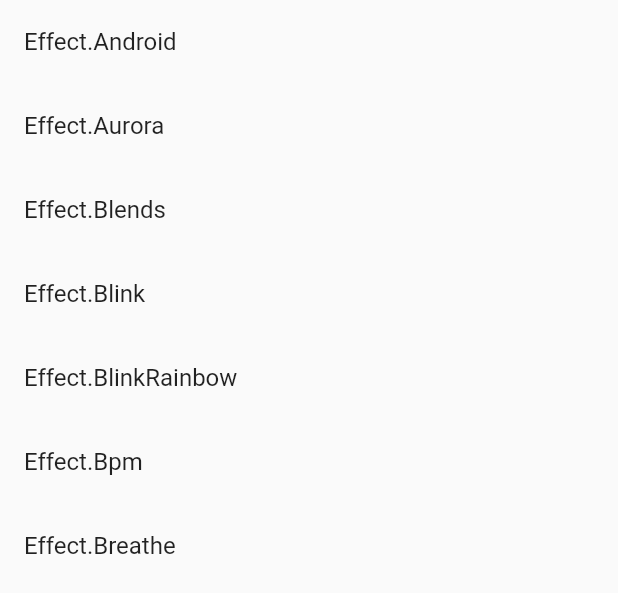
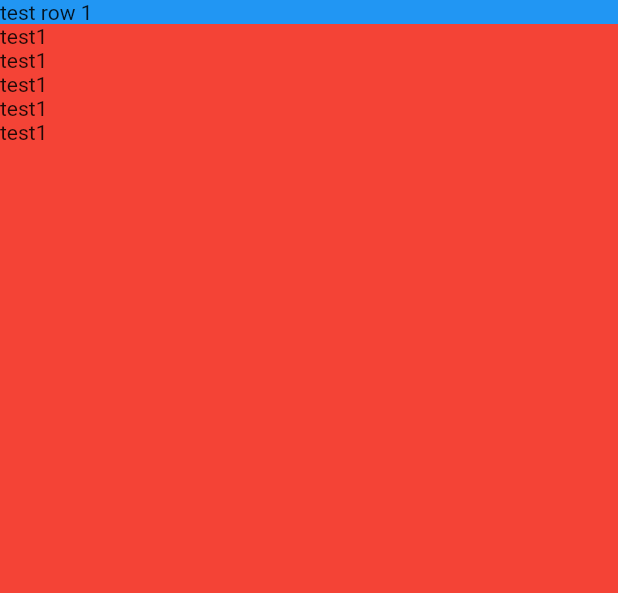
Before and after one commit to Light-Master/LightMaster, a Flutter app: the EffectsLightSettings widget shown alone on an empty page, opened directly, on a phone screen of 412 x 824 dp. Shown: the top 593 px of the screen. Run offline on Flutter 3.47's test engine with Material 2 defaults, Android fonts, the light colour scheme and no system bars; our stand-ins replace flutter_xlider, scroll_to_index, tuple; missing offline and left inert: flex_color_picker, flutter_custom_cards, flutter_radio_button_group.

Commit message:
prepare new effect light settings screen

```diff
--- a/light_master_app/lib/widgets/effects_light_settings.dart
+++ b/light_master_app/lib/widgets/effects_light_settings.dart
@@ -1,54 +1,75 @@
 import 'package:flutter/cupertino.dart';
 import 'package:flutter/material.dart';
-import 'package:flutter_xlider/flutter_xlider.dart';
 import 'package:light_master_app/core/models/light.dart';
 import 'package:light_master_app/core/models/light_source.dart';
 import 'package:provider/provider.dart';
 
-class EffectsLightSettings extends StatefulWidget {
+class EffectsLightSettings extends StatelessWidget {
   @override
-  _EffectsLightSettingsState createState() => _EffectsLightSettingsState();
+  Widget build(BuildContext context) {
+    return Column(
+      mainAxisSize: MainAxisSize.min,
+      children: [
+        Row(children: [
+          Expanded(
+              child: Container(color: Colors.blue, child: Text("test row 1")))
+        ]),
+        Expanded(
+            child: Container(
+                color: Colors.red,
+                child: ListView(
+                  children: [
+                    Text("test1"),
+                    Text("test1"),
+                    Text("test1"),
+                    Text("test1"),
+                    Text("test1")
+                  ],
+                )))
+        // Consumer<LightSource>(
+        //     builder: (builder, lightSource, child) => Material(
+        //         child: ListView(
+        //             children: Effect.values
+        //                 .map((e) => ListTile(
+        //                     title: Text(
+        //                       e.toString(),
+        //                     ),
+        //                     trailing: (Icon(
+        //                       CupertinoIcons.checkmark_alt,
+        //                       color: Colors.blue,
+        //                     ))))
+        //                 .toList())))
+      ],
+    );
+  }
 }
 
-class _EffectsLightSettingsState extends State<EffectsLightSettings> {
-  final List<String> effects = [
-    "Solid",
-    "Effect1",
-    "Effect2",
-    "Effect3",
-    "Effect4",
-    "Effect5",
-    "Effect6",
-    "Effect7",
-    "Effect8",
-    "Effect9",
-    "Effect10",
-    "Effect12",
-    "Effect13",
-    "Effect14",
-    "Effect15",
-    "Effect16",
-    "Effect17",
-    "Effect18",
-    "Effect19"
-  ];
-  int selectedIndex = 0;
+// class _EffectsLightSettingsState extends State<EffectsLightSettings> {
+//   final List<String> effects = [
+//     "Solid",
+//     "Effect1",
+//     "Effect2",
+//     "Effect3",
+//     "Effect4",
+//     "Effect5",
+//     "Effect6",
+//     "Effect7",
+//     "Effect8",
+//     "Effect9",
+//     "Effect10",
+//     "Effect12",
+//     "Effect13",
+//     "Effect14",
+//     "Effect15",
+//     "Effect16",
+//     "Effect17",
+//     "Effect18",
+//     "Effect19"
+//   ];
+//   int selectedIndex = 0;
 
-  @override
-  Widget build(BuildContext context) {
-    // return Consumer<LightSource>(
-    //   builder: (builder, lightSource, child) => Text("test"),
-    // );
-    return Consumer<LightSource>(
-        builder: (builder, lightSource, child) => Material(
-            child: ListView(
-                children: Effect.values
-                    .map((e) => ListTile(
-                            title: Text(
-                          e.toString(),
-                        )))
-                    .toList())));
-
+//   @override
+//   Widget build(BuildContext context) {
 // return Material(
 //     child: ListView.builder(
 //   // Let the ListView know how many items it needs to build.
@@ -76,5 +97,5 @@ class _EffectsLightSettingsState extends State<EffectsLightSettings> {
 //     );
 //   },
 // ));
-  }
-}
+//   }
+// }
--- a/light_master_app/lib/widgets/mono_light_settings.dart
+++ b/light_master_app/lib/widgets/mono_light_settings.dart
@@ -6,11 +6,11 @@ import 'package:provider/provider.dart';
 import 'color_picker.dart';
 
 class MonoLightSettings extends StatelessWidget {
+  final double verticalMargin = 8;
+  final double horizontalMargin = 10;
+
   @override
   Widget build(BuildContext context) {
-    final double verticalMargin = 8;
-    final double horizontalMargin = 10;
-
     var color = Colors.yellow[600];
 
     return CustomScrollView(
```
Lines whose indentation alone changed are shown as unchanged.
